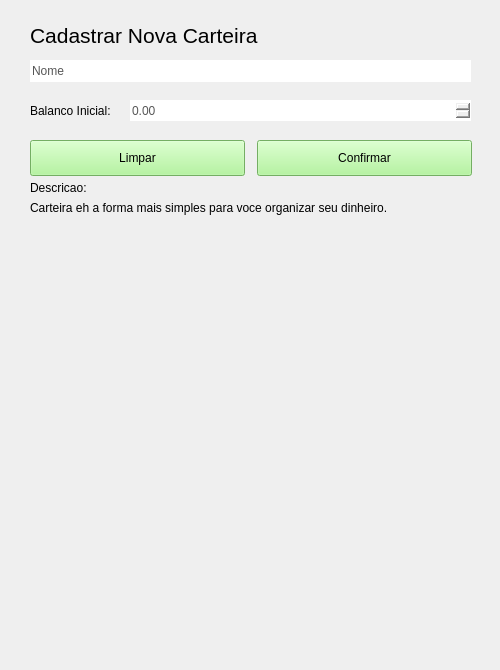
Old version of the form VirtualWallet/src/vision/wnewwallet.ui in the repository joaovicentesouto/INE5417.
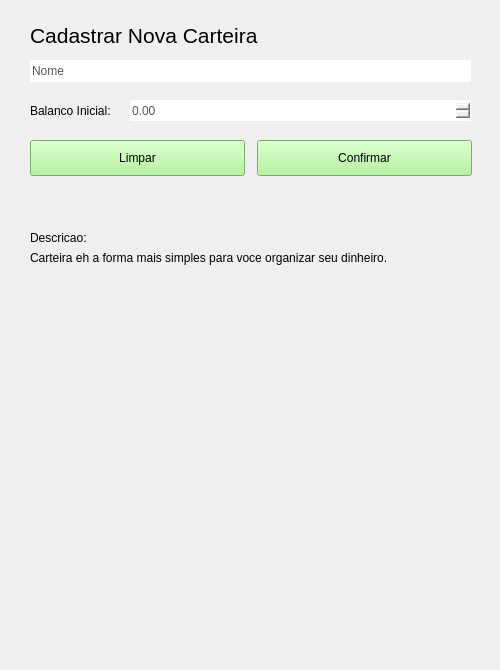
New version of the form.

The edit to the form file:
```diff
--- a/VirtualWallet/src/vision/wnewwallet.ui
+++ b/VirtualWallet/src/vision/wnewwallet.ui
@@ -85,7 +85,7 @@
    <property name="geometry">
     <rect>
      <x>30</x>
-     <y>180</y>
+     <y>230</y>
      <width>441</width>
      <height>16</height>
     </rect>
@@ -98,7 +98,7 @@
    <property name="geometry">
     <rect>
      <x>30</x>
-     <y>200</y>
+     <y>250</y>
      <width>441</width>
      <height>16</height>
     </rect>
@@ -162,6 +162,25 @@
     <string>Limpar</string>
    </property>
   </widget>
+  <widget class="QLabel" name="Erro">
+   <property name="geometry">
+    <rect>
+     <x>30</x>
+     <y>200</y>
+     <width>441</width>
+     <height>16</height>
+    </rect>
+   </property>
+   <property name="styleSheet">
+    <string notr="true">#Erro
+{
+	color: red;
+}</string>
+   </property>
+   <property name="text">
+    <string/>
+   </property>
+  </widget>
  </widget>
  <resources/>
  <connections/>
```
